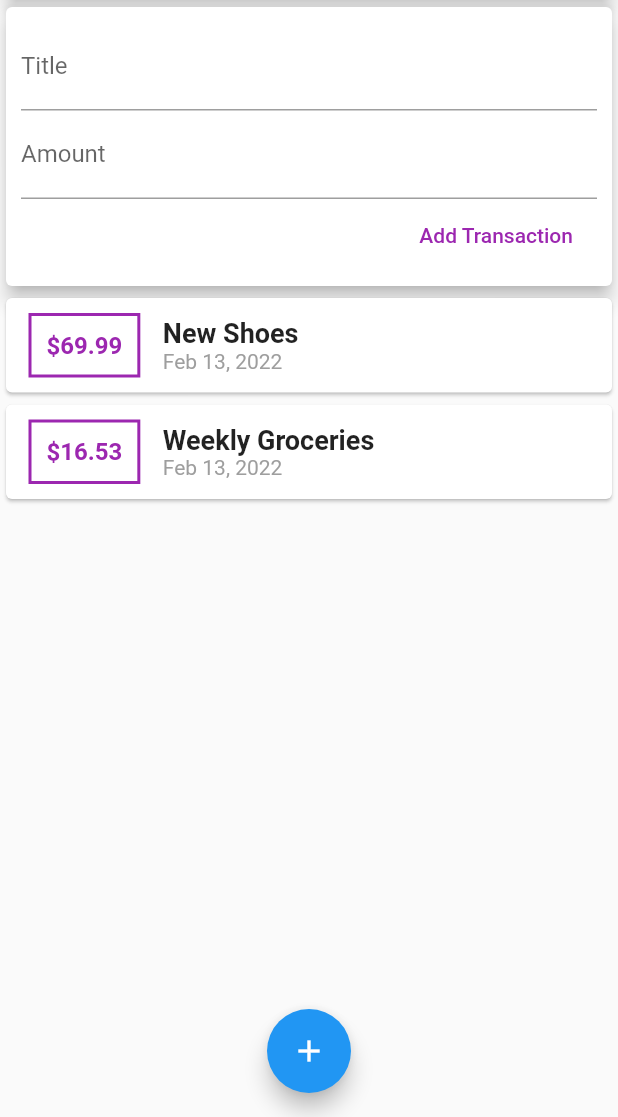
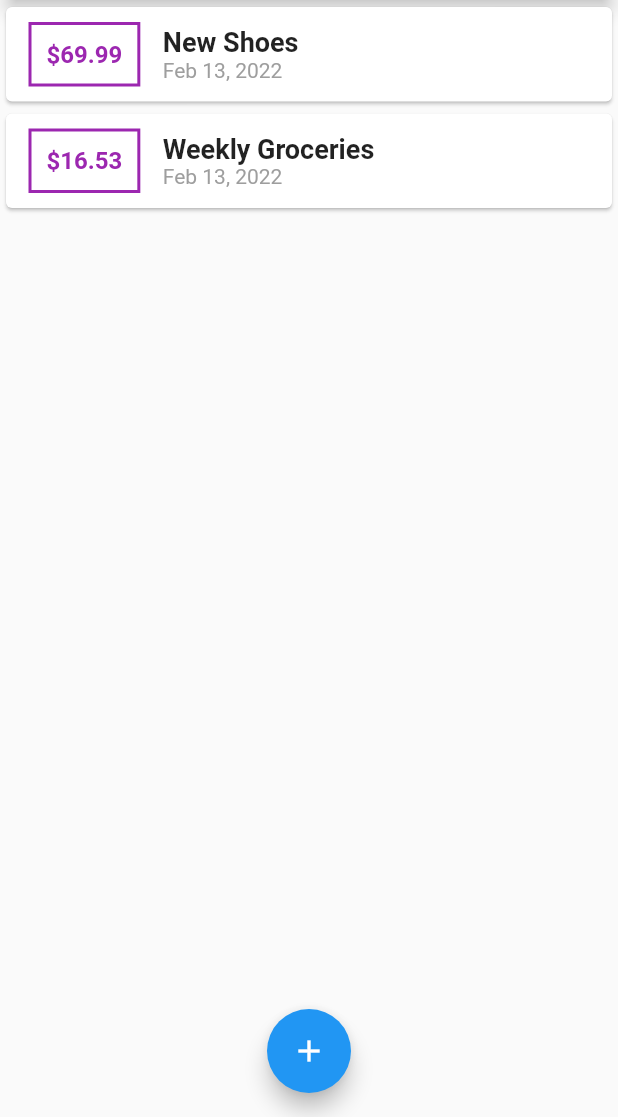
Before and after one commit to lunaticSKE12/flutter-expenses-app, a Flutter app: the screen it shows after launch, on a phone screen of 412 x 824 dp, the part 119-1236 px from its top. Run offline on Flutter 3.47's test engine with Material 2 defaults, Android fonts, the phone set to English and light mode, and no system bars.

```diff
--- a/lib/main.dart
+++ b/lib/main.dart
@@ -1,5 +1,11 @@
-import './widgets/user_transactions.dart';
+import 'package:expenses_app/widgets/transaction_list.dart';
+
+import './widgets/new_transaction.dart';
+import './widgets/transaction_list.dart';
+
 import 'package:flutter/material.dart';
+
+import './models/tansaction.dart';
 
 void main() {
   runApp(MyApp());
@@ -16,18 +22,65 @@ class MyApp extends StatelessWidget {
   }
 }
 
-class MyHomePage extends StatelessWidget {
+class MyHomePage extends StatefulWidget {
+  @override
+  State<MyHomePage> createState() => _MyHomePageState();
+}
+
+class _MyHomePageState extends State<MyHomePage> {
   // late String titleInput;
-  // late String amountInput;
   final titleController = TextEditingController();
   final amountController = TextEditingController();
+
+  final List<Transaction> _userTransactions = [
+    Transaction(
+      id: 't1',
+      title: 'New Shoes',
+      amount: 69.99,
+      date: DateTime.now(),
+    ),
+    Transaction(
+      id: 't2',
+      title: 'Weekly Groceries',
+      amount: 16.53,
+      date: DateTime.now(),
+    ),
+  ];
+
+  void _addNewTransaction(String txTitle, double txAmount) {
+    final newTx = Transaction(
+        title: txTitle,
+        amount: txAmount,
+        date: DateTime.now(),
+        id: DateTime.now().toString());
+
+    setState(() {
+      _userTransactions.add(newTx);
+    });
+  }
+
+  void _startAddNewTransaction(BuildContext ctx) {
+    showModalBottomSheet(
+        context: ctx,
+        builder: (_) {
+          return GestureDetector(
+            onTap: () {},
+            child: NewTransaction(_addNewTransaction),
+            behavior: HitTestBehavior.opaque,
+          );
+        });
+  }
 
   @override
   Widget build(BuildContext context) {
     return Scaffold(
       appBar: AppBar(
         title: Text('Flutter App'),
-        actions: [IconButton(onPressed: () {}, icon: Icon(Icons.add))],
+        actions: [
+          IconButton(
+              onPressed: () => _startAddNewTransaction(context),
+              icon: Icon(Icons.add))
+        ],
       ),
       body: SingleChildScrollView(
         child: Column(
@@ -42,14 +95,14 @@ class MyHomePage extends StatelessWidget {
                 elevation: 5,
               ),
             ),
-            UserTransactions()
+            TransactionList(_userTransactions),
           ],
         ),
       ),
       floatingActionButtonLocation: FloatingActionButtonLocation.centerFloat,
       floatingActionButton: FloatingActionButton(
         child: Icon(Icons.add),
-        onPressed: () {},
+        onPressed: () => _startAddNewTransaction(context),
       ),
     );
   }
--- a/lib/widgets/user_transactions.dart
+++ /dev/null
@@ -1,51 +0,0 @@
-import 'package:flutter/material.dart';
-import './new_transaction.dart';
-
-import './transaction_list.dart';
-import '../models/tansaction.dart';
-
-class UserTransactions extends StatefulWidget {
-  const UserTransactions({Key? key}) : super(key: key);
-
-  @override
-  _UserTransactionState createState() => _UserTransactionState();
-}
-
-class _UserTransactionState extends State<UserTransactions> {
-  final List<Transaction> _userTransactions = [
-    Transaction(
-      id: 't1',
-      title: 'New Shoes',
-      amount: 69.99,
-      date: DateTime.now(),
-    ),
-    Transaction(
-      id: 't2',
-      title: 'Weekly Groceries',
-      amount: 16.53,
-      date: DateTime.now(),
-    ),
-  ];
-
-  void _addNewTransaction(String txTitle, double txAmount) {
-    final newTx = Transaction(
-        title: txTitle,
-        amount: txAmount,
-        date: DateTime.now(),
-        id: DateTime.now().toString());
-
-    setState(() {
-      _userTransactions.add(newTx);
-    });
-  }
-
-  @override
-  Widget build(BuildContext context) {
-    return Column(
-      children: [
-        NewTransaction(_addNewTransaction),
-        TransactionList(_userTransactions)
-      ],
-    );
-  }
-}
```
